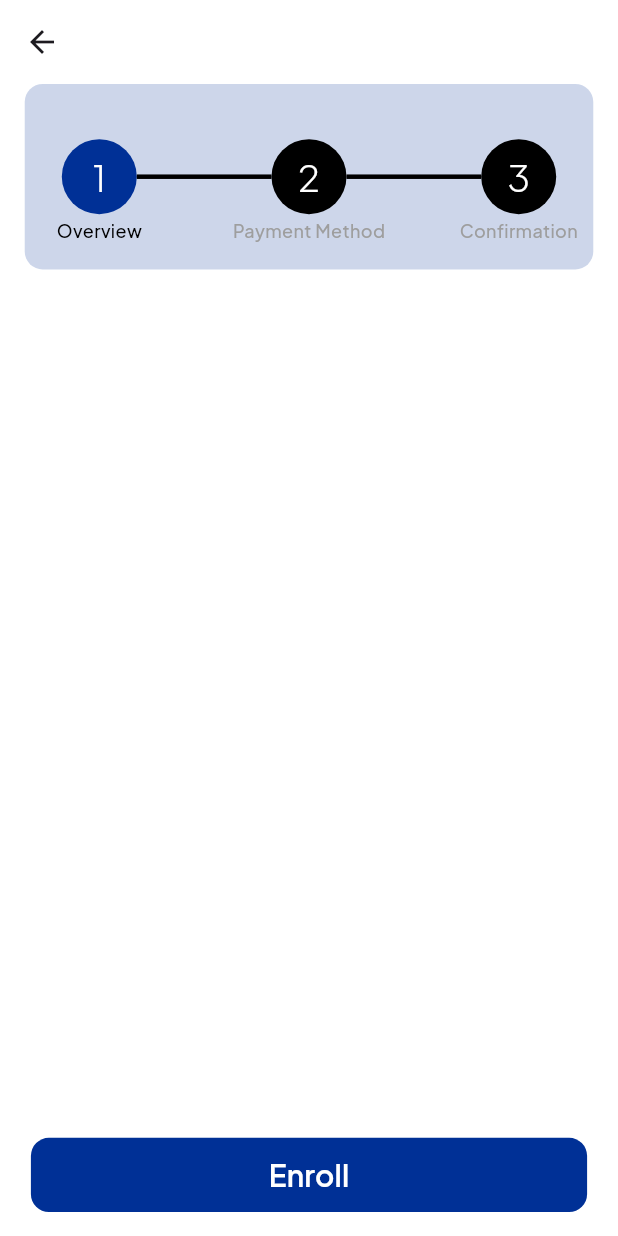
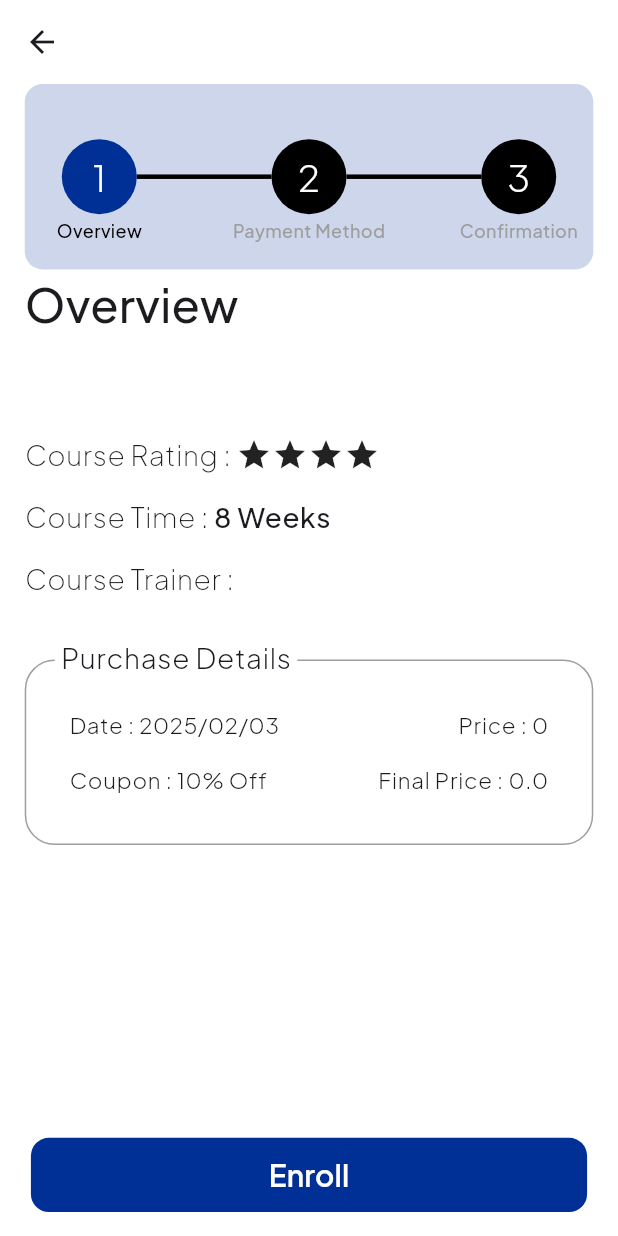
Before and after one commit to bgyn/LMS, a Flutter app: the PaymentIntent screen opened directly with empty values, on a phone screen of 412 x 824 dp. Run offline on Flutter 3.47's test engine with Material 3 defaults, Android fonts, the phone set to English and light mode, and no system bars; our stand-ins replace cached_network_image, chewie, device_info_plus, equatable, firebase_core, firebase_messaging and 10 more; missing offline and left inert: flutter_stripe; accounts and stored records are empty; network calls fail; statements that could not run were skipped.

Commit message:
feat: course overview UI done

```diff
--- a/lib/config/route/app_route.dart
+++ b/lib/config/route/app_route.dart
@@ -8,6 +8,7 @@ import 'package:lms/config/route/route_path.dart';
 import 'package:lms/core/utils/shared_utility.dart';
 import 'package:lms/feature/auth/presentation/bloc/auth_bloc.dart';
 import 'package:lms/feature/auth/presentation/bloc/auth_state.dart';
+import 'package:lms/feature/course/domain/model/course_model.dart';
 import 'package:lms/feature/course_detail/presentation/pages/course_details.dart';
 import 'package:lms/feature/password_reset/presentation/pages/forgot_password_page.dart';
 import 'package:lms/feature/password_reset/presentation/pages/password_reset_page.dart';
@@ -153,7 +154,9 @@ final routeConfig = GoRouter(
           final resDecoded = jsonDecode(res);
           final amount = resDecoded['amount'];
           final courseId = resDecoded['courseId'];
-          return  PaymentIntentPage(
+          final course = CourseModel.fromJson(jsonDecode(resDecoded['course']));
+          return PaymentIntentPage(
+            course: course,
             amount: amount,
             courseId: courseId,
           );
--- a/lib/core/extension/estension.dart
+++ b/lib/core/extension/estension.dart
@@ -1,4 +1,5 @@
 import 'package:flutter/material.dart';
+import 'package:intl/intl.dart';
 
 getSize(BuildContext context) {
   return MediaQuery.of(context).size;
@@ -26,3 +27,9 @@ extension Capitalize on String {
     return this[0].toUpperCase() + (length > 1 ? substring(1) : '');
   }
 }
+
+extension DateTimeFormat on DateTime {
+  String toCustomFormat() {
+    return DateFormat('yyyy/MM/dd').format(this);
+  }
+}
--- a/lib/feature/course_detail/presentation/pages/course_details.dart
+++ b/lib/feature/course_detail/presentation/pages/course_details.dart
@@ -95,7 +95,8 @@ class CourseDetails extends StatelessWidget {
                   context.push(RoutePath.paymentIntent,
                       extra: jsonEncode({
                         "amount": state.course.price,
-                        "courseId": state.course.id
+                        "courseId": state.course.id,
+                        "course": jsonEncode(state.course.toJson())
                       }));
                 }
               }),
--- a/lib/feature/payment/presentation/pages/payment_intent.dart
+++ b/lib/feature/payment/presentation/pages/payment_intent.dart
@@ -3,6 +3,7 @@ import 'package:flutter_bloc/flutter_bloc.dart';
 import 'package:go_router/go_router.dart';
 import 'package:lms/core/extension/estension.dart';
 import 'package:lms/core/widgets/button.dart';
+import 'package:lms/feature/course/domain/model/course_model.dart';
 import 'package:lms/feature/payment/presentation/bloc/payment_bloc.dart';
 import 'package:lms/feature/payment/presentation/bloc/payment_event.dart';
 import 'package:lms/feature/payment/presentation/bloc/payment_state.dart';
@@ -17,8 +18,12 @@ import 'package:lms/feature/payment/presentation/widgets/payment_progress.dart';
 class PaymentIntentPage extends StatelessWidget {
   final int _amount;
   final String _courseId;
+  final CourseModel course;
   const PaymentIntentPage(
-      {super.key, required int amount, required String courseId})
+      {super.key,
+      required int amount,
+      required String courseId,
+      required this.course})
       : _amount = amount,
         _courseId = courseId;
 
@@ -29,6 +34,7 @@ class PaymentIntentPage extends StatelessWidget {
       child: PaymentIntent(
         amount: _amount,
         courseId: _courseId,
+        course: course,
       ),
     );
   }
@@ -37,19 +43,24 @@ class PaymentIntentPage extends StatelessWidget {
 class PaymentIntent extends StatelessWidget {
   final int _amount;
   final String _courseId;
+  final CourseModel course;
   const PaymentIntent(
-      {super.key, required int amount, required String courseId})
+      {super.key,
+      required int amount,
+      required String courseId,
+      required this.course})
       : _amount = amount,
         _courseId = courseId;
 
-  static const _pageList = [
-    Overview(),
-    PaymentOption(),
-    Confirmation(),
-  ];
-
   @override
   Widget build(BuildContext context) {
+    final pageList = [
+      Overview(
+        course: course,
+      ),
+      const PaymentOption(),
+      const Confirmation(),
+    ];
     return Scaffold(
       appBar: AppBar(
         forceMaterialTransparency: true,
@@ -86,7 +97,7 @@ class PaymentIntent extends StatelessWidget {
                 crossAxisAlignment: CrossAxisAlignment.start,
                 children: [
                   const PaymentProgress(),
-                  Expanded(child: _pageList[currentIndex - 1]),
+                  Expanded(child: pageList[currentIndex - 1]),
                 ],
               ),
             );
--- a/lib/feature/payment/presentation/widgets/overview.dart
+++ b/lib/feature/payment/presentation/widgets/overview.dart
@@ -1,10 +1,141 @@
 import 'package:flutter/material.dart';
+import 'package:lms/core/extension/estension.dart';
+import 'package:lms/feature/course/domain/model/course_model.dart';
 
 class Overview extends StatelessWidget {
-  const Overview({super.key});
+  final CourseModel course;
+  const Overview({super.key, required this.course});
 
   @override
   Widget build(BuildContext context) {
-    return Container();
+    return Column(
+      spacing: 0.02.h(context),
+      crossAxisAlignment: CrossAxisAlignment.start,
+      children: [
+        Text(
+          "Overview",
+          style: Theme.of(context).textTheme.titleMedium,
+        ),
+        Text(
+          course.title!,
+          style: Theme.of(context)
+              .textTheme
+              .titleSmall
+              ?.copyWith(fontSize: 0.018.toRes(context)),
+        ),
+        Row(
+          children: [
+            Text(
+              "Course Rating : ",
+              style: Theme.of(context).textTheme.bodySmall,
+            ),
+            ...List.generate(4, (index) => const Icon(Icons.star)),
+          ],
+        ),
+        RichText(
+            text: TextSpan(
+          children: [
+            TextSpan(
+                text: "Course Time : ",
+                style: Theme.of(context).textTheme.bodySmall),
+            TextSpan(
+              text: "8 Weeks",
+              style: Theme.of(context)
+                  .textTheme
+                  .bodySmall
+                  ?.copyWith(fontWeight: FontWeight.w500),
+            ),
+          ],
+        )),
+        RichText(
+            text: TextSpan(
+          children: [
+            TextSpan(
+                text: "Course Trainer : ",
+                style: Theme.of(context).textTheme.bodySmall),
+            TextSpan(
+              text: course.instructor!.name!,
+              style: Theme.of(context)
+                  .textTheme
+                  .bodySmall
+                  ?.copyWith(fontWeight: FontWeight.w500),
+            ),
+          ],
+        )),
+        SizedBox(
+          height: 0.01.h(context),
+        ),
+        Stack(
+          clipBehavior: Clip.none,
+          children: [
+            Container(
+              height: 0.15.h(context),
+              padding: EdgeInsets.symmetric(
+                  vertical: 0.02.h(context), horizontal: 0.07.w(context)),
+              width: double.infinity,
+              decoration: BoxDecoration(
+                borderRadius: BorderRadius.circular(20),
+                border: Border.all(color: Colors.grey),
+              ),
+              child: Column(
+                mainAxisAlignment: MainAxisAlignment.spaceEvenly,
+                children: [
+                  Row(
+                    mainAxisAlignment: MainAxisAlignment.spaceBetween,
+                    children: [
+                      Text(
+                        "Date : ${DateTime.now().toCustomFormat()}",
+                        style: Theme.of(context)
+                            .textTheme
+                            .labelSmall
+                            ?.copyWith(fontSize: 0.012.toRes(context)),
+                      ),
+                      Text(
+                        "Price : ${course.price}",
+                        style: Theme.of(context)
+                            .textTheme
+                            .labelSmall
+                            ?.copyWith(fontSize: 0.012.toRes(context)),
+                      ),
+                    ],
+                  ),
+                  Row(
+                    mainAxisAlignment: MainAxisAlignment.spaceBetween,
+                    children: [
+                      Text(
+                        "Coupon : 10% Off",
+                        style: Theme.of(context)
+                            .textTheme
+                            .labelSmall
+                            ?.copyWith(fontSize: 0.012.toRes(context)),
+                      ),
+                      Text(
+                        "Final Price : ${course.price! * 0.9}",
+                        style: Theme.of(context)
+                            .textTheme
+                            .labelSmall
+                            ?.copyWith(fontSize: 0.012.toRes(context)),
+                      ),
+                    ],
+                  )
+                ],
+              ),
+            ),
+            Positioned(
+              top: -15,
+              left: 20,
+              child: Container(
+                color: Colors.white,
+                padding: EdgeInsets.symmetric(horizontal: 0.01.w(context)),
+                child: Text(
+                  "Purchase Details",
+                  style: Theme.of(context).textTheme.labelSmall,
+                ),
+              ),
+            ),
+          ],
+        )
+      ],
+    );
   }
 }
--- a/pubspec.yaml
+++ b/pubspec.yaml
@@ -56,6 +56,7 @@ dependencies:
   video_player: ^2.9.2
   device_info_plus: ^11.2.2
   flutter_stripe: ^11.4.0
+  intl: ^0.20.2
 
 dev_dependencies:
   flutter_test:
```
Also changed, not shown: pubspec.lock.
